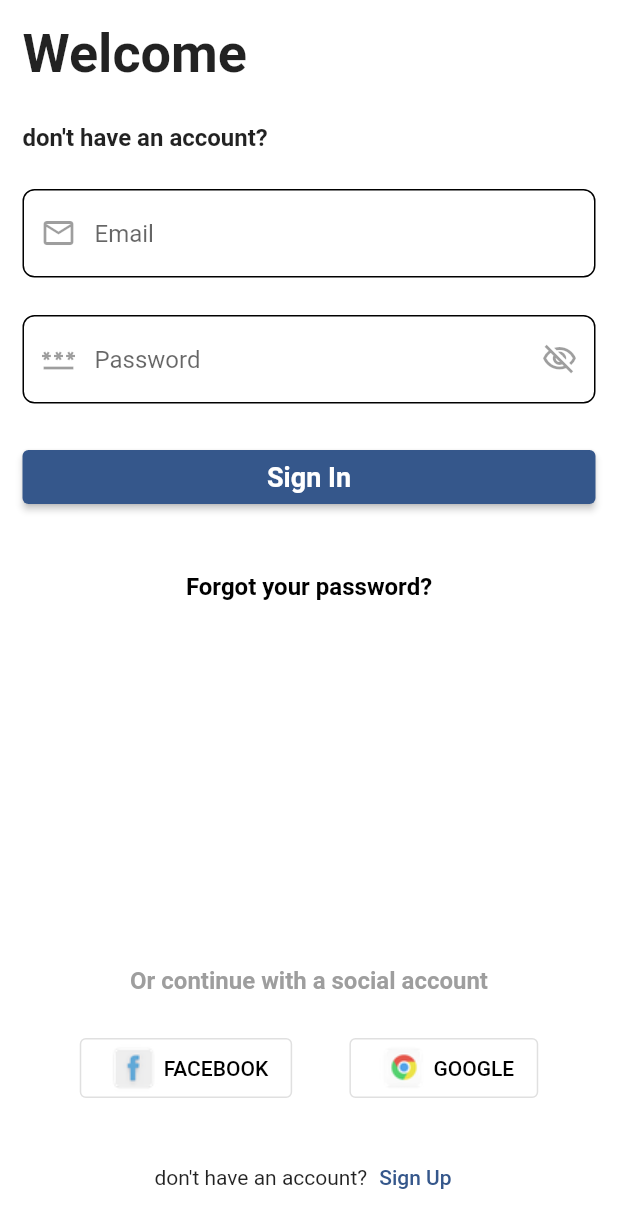
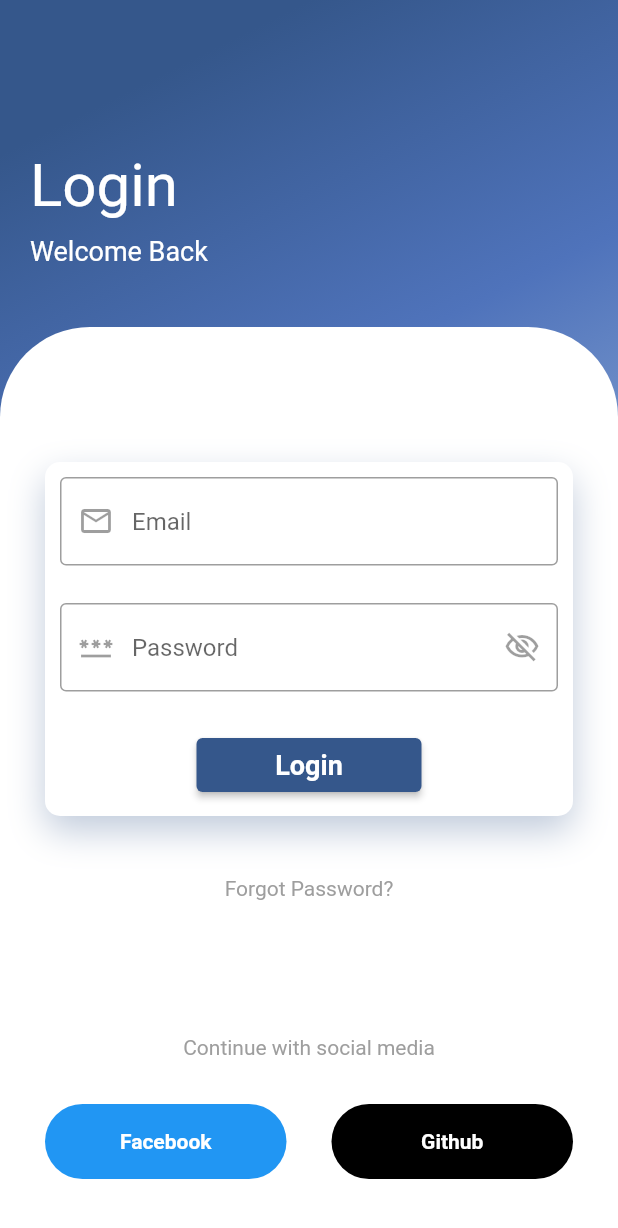
Before and after one commit to iqra487/medapp, a Flutter app: the screen it shows after launch, on a phone screen of 412 x 824 dp. Shown: the top 1228 px of the screen. Run offline on Flutter 3.47's test engine with Material 2 defaults, Android fonts, the phone set to English and light mode, and no system bars; our stand-ins replace cached_network_image, font_awesome_flutter, lorem_ipsum, lottie, simple_animations, table_calendar and 1 more.

Commit message:
login changed

```diff
--- /dev/null
+++ b/myapp/lib/components/FadeAnimation.dart
@@ -0,0 +1,38 @@
+import 'package:flutter/material.dart';
+import 'package:simple_animations/simple_animations.dart';
+
+class FadeAnimation extends StatelessWidget {
+  final double delay;
+  final Widget child;
+
+  FadeAnimation(this.delay, this.child);
+
+  @override
+  Widget build(BuildContext context) {
+    final tween = MovieTween()
+      ..tween('opacity', Tween(begin: 0.0, end: 1.0),
+              duration: const Duration(milliseconds: 500))
+          .thenTween('y', Tween(begin: -30.0, end: 0.0),
+              duration: const Duration(milliseconds: 500),
+              curve: Curves.easeOut);
+
+    // tween = MultiTrackTween([
+    //   Track("opacity").add(Duration(milliseconds: 500), Tween(begin: 0.0, end: 1.0)),
+    //   Track("translateY").add(
+    //     Duration(milliseconds: 500), Tween(begin: -30.0, end: 0.0),
+    //     curve: Curves.easeOut)
+    // ]);
+
+    return PlayAnimationBuilder<Movie>(
+      delay: Duration(milliseconds: (500 * delay).round()),
+      duration: tween.duration,
+      tween: tween,
+      child: child,
+      builder: (context, value, child) => Opacity(
+        opacity: value.get("opacity"),
+        child: Transform.translate(
+            offset: Offset(0, value.get("y")), child: child),
+      ),
+    );
+  }
+}
--- a/myapp/lib/components/button.dart
+++ b/myapp/lib/components/button.dart
@@ -20,8 +20,9 @@ class Button extends StatelessWidget {
       width: width,
       child: ElevatedButton(
           style: ElevatedButton.styleFrom(
-              backgroundColor: Config.primaryColor,
-              foregroundColor: Colors.white),
+            backgroundColor: Config.primaryColor,
+            foregroundColor: Colors.white,
+          ),
           onPressed: disable ? null : onPressed,
           child: Text(
             title,
--- a/myapp/lib/components/login_form.dart
+++ b/myapp/lib/components/login_form.dart
@@ -1,19 +1,63 @@
 import 'package:flutter/material.dart';
 import 'package:myapp/components/button.dart';
 import 'package:myapp/utils/config.dart';
+import 'package:http/http.dart' as http; // Import the http package
+import 'dart:convert';
 
 class LoginForm extends StatefulWidget {
-  const LoginForm({super.key});
+  LoginForm({super.key});
 
   @override
   State<LoginForm> createState() => _LoginFormState();
 }
 
 class _LoginFormState extends State<LoginForm> {
-  final _formKey = GlobalKey();
+  final GlobalKey<FormState> _formKey = GlobalKey<FormState>();
   final _emailController = TextEditingController();
   final _passController = TextEditingController();
   bool obsecurePass = true;
+
+  void _handleLogin() async {
+    if (_formKey.currentState!.validate()) {
+      // Form validation succeeded, proceed with login request
+
+      final String email = _emailController.text;
+      final String password = _passController.text;
+
+      // Replace this URL with your login API endpoint
+      // TODO save hosturl in .env file and get it from there
+      final String loginUrl = 'http://localhost:8000/api/login/';
+
+      final response = await http.post(
+        Uri.parse(loginUrl),
+        headers: {'Content-Type': 'application/json'},
+        body: jsonEncode({'username': email, 'password': password}),
+      );
+
+      if (response.statusCode == 200) {
+        // Login successful, navigate to main screen
+        Navigator.of(context).pushNamed('main');
+      } else {
+        // Login failed, show an error message
+        final responseData = jsonDecode(response.body);
+        final errorMessage = responseData['message'] ?? 'Login failed';
+        showDialog(
+          context: context,
+          builder: (ctx) => AlertDialog(
+            title: Text('Error'),
+            content: Text(errorMessage),
+            actions: [
+              TextButton(
+                onPressed: () => Navigator.of(ctx).pop(),
+                child: Text('OK'),
+              ),
+            ],
+          ),
+        );
+      }
+    }
+  }
+
   @override
   Widget build(BuildContext context) {
     return Form(
@@ -26,6 +70,8 @@ class _LoginFormState extends State<LoginForm> {
               keyboardType: TextInputType.emailAddress,
               cursorColor: Config.primaryColor,
               decoration: const InputDecoration(
+                  enabledBorder: OutlineInputBorder(
+                      borderSide: BorderSide(color: Colors.grey)),
                   hintText: 'Email Address',
                   labelText: 'Email',
                   alignLabelWithHint: true,
@@ -39,6 +85,8 @@ class _LoginFormState extends State<LoginForm> {
               obscureText: true,
               cursorColor: Config.primaryColor,
               decoration: InputDecoration(
+                  enabledBorder: OutlineInputBorder(
+                      borderSide: BorderSide(color: Colors.grey)),
                   hintText: 'Password',
                   labelText: 'Password',
                   alignLabelWithHint: true,
@@ -60,12 +108,13 @@ class _LoginFormState extends State<LoginForm> {
             ),
             Config.spaceSmall,
             Button(
-                width: double.infinity,
-                title: 'Sign In',
-                disable: false,
-                onPressed: () {
-                  Navigator.of(context).pushNamed('main');
-                })
+              title: 'Login',
+              width: 150,
+              disable: false,
+              onPressed: () {
+                Navigator.of(context).pushNamed('main');
+              },
+            )
           ],
         ));
   }
--- a/myapp/lib/main.dart
+++ b/myapp/lib/main.dart
@@ -10,6 +10,7 @@ import 'package:myapp/utils/main_layout.dart';
 
 void main() {
   runApp(const MyApp());
+  // MaterialApp(home: LoginPage(),);
 }
 
 class MyApp extends StatelessWidget {
@@ -47,7 +48,7 @@ class MyApp extends StatelessWidget {
       ),
       initialRoute: '/',
       routes: {
-        '/': (context) => AuthPage(),
+        '/': (context) => LoginPage(),
         'main': (context) => MainLayout(),
         'doc_details': (context) => DoctorDetails(),
         'booking_page': (context) => BookingPage(),
--- a/myapp/lib/screens/auth_page.dart
+++ b/myapp/lib/screens/auth_page.dart
@@ -4,105 +4,180 @@ import 'package:myapp/components/login_form.dart';
 import 'package:myapp/components/sign_up_form.dart';
 import 'package:myapp/components/social_button.dart';
 import 'package:myapp/utils/config.dart';
+
+import 'package:simple_animations/simple_animations.dart';
 import 'package:myapp/utils/text.dart';
-// import 'package:velocity_x/velocity_x.dart';
 
-class AuthPage extends StatefulWidget {
-  const AuthPage({super.key});
+import '../components/FadeAnimation.dart';
 
-  @override
-  State<AuthPage> createState() => _AuthPageState();
-}
-
-class _AuthPageState extends State<AuthPage> {
-  //if user already has an account or not
-  bool isSignIn = true;
+class LoginPage extends StatelessWidget {
+  const LoginPage({super.key});
 
   @override
   Widget build(BuildContext context) {
     return Scaffold(
-      body: Padding(
-        padding: const EdgeInsets.symmetric(horizontal: 15, vertical: 15),
-        child: SafeArea(
+      body: Container(
+        decoration: BoxDecoration(
+            gradient: LinearGradient(begin: Alignment.topCenter, colors: [
+          Color.fromARGB(255, 53, 87, 139),
+          Color.fromARGB(255, 79, 115, 187),
+          Color.fromARGB(255, 143, 171, 213),
+        ])),
         child: Column(
-          mainAxisAlignment: MainAxisAlignment.start,
           crossAxisAlignment: CrossAxisAlignment.start,
           children: <Widget>[
+            SizedBox(
+              height: 80,
+            ),
+            Padding(
+              padding: EdgeInsets.all(20),
+              child: Column(
+                crossAxisAlignment: CrossAxisAlignment.start,
+                children: <Widget>[
+                  FadeAnimation(
+                      1,
                       Text(
-              AppText.enText['welcome_text']!,
-              style: TextStyle(fontSize: 36, fontWeight: FontWeight.bold),
+                        "Login",
+                        style: TextStyle(color: Colors.white, fontSize: 40),
+                      )),
+                  SizedBox(
+                    height: 10,
                   ),
-            Config.spaceSmall,
+                  FadeAnimation(
+                      1.3,
+                      const Text(
+                        "Welcome Back",
+                        style: TextStyle(color: Colors.white, fontSize: 18),
+                      )),
+                ],
+              ),
+            ),
+            const SizedBox(height: 20),
+            Expanded(
+              child: Container(
+                decoration: const BoxDecoration(
+                    color: Colors.white,
+                    borderRadius: BorderRadius.only(
+                        topLeft: Radius.circular(60),
+                        topRight: Radius.circular(60))),
+                child: SingleChildScrollView(
+                  child: Padding(
+                    padding: EdgeInsets.all(30),
+                    child: Column(
+                      children: <Widget>[
+                        const SizedBox(
+                          height: 60,
+                        ),
+                        FadeAnimation(
+                            1.4,
+                            Container(
+                              padding: const EdgeInsets.all(10),
+                              width: MediaQuery.of(context).size.width * 1,
+                              decoration: BoxDecoration(
+                                  color: Colors.white,
+                                  borderRadius: BorderRadius.circular(10),
+                                  boxShadow: const [
+                                    BoxShadow(
+                                        color: Color.fromARGB(79, 53, 87, 139),
+                                        blurRadius: 20,
+                                        offset: Offset(0, 10))
+                                  ]),
+                              child: Column(
+                                children: <Widget>[LoginForm()],
+                              ),
+                            )),
+                        SizedBox(
+                          height: 40,
+                        ),
+                        FadeAnimation(
+                            1.5,
                             Text(
-              //if user has an account then sign up text would show else register
-              isSignIn
-                  ? AppText.enText['signUp_text']!
-                  : AppText.enText['register_text']!,
-              style: TextStyle(fontSize: 16, fontWeight: FontWeight.bold),
+                              "Forgot Password?",
+                              style: TextStyle(color: Colors.grey),
+                            )),
+                        SizedBox(
+                          height: 40,
                         ),
-            // Center(
-            //   child: Image.asset(
-            //     "images/welcome.png",
-            //     height: 100,
-            //     width: 50,
-            //     fit: BoxFit.cover,
-            //   ),
-            // ),
-            Config.spaceSmall,
-            //if user has an account then login form would show up else sign up
-            isSignIn ? LoginForm() : SignUpForm(),
-            Config.spaceSmall,
-            isSignIn
-                ? Center(
-                    child: TextButton(
-                        onPressed: () {},
+                        // FadeAnimation(
+                        //     1.6,
+                        //     Container(
+                        //       height: 50,
+                        //       margin: EdgeInsets.symmetric(horizontal: 50),
+                        //       decoration: BoxDecoration(
+                        //           borderRadius: BorderRadius.circular(50),
+                        //           color: Config.primaryColor),
+                        //       child: Center(
+                        //         child: Text(
+                        //           "Login",
+                        //           style: TextStyle(
+                        //               color: Colors.white,
+                        //               fontWeight: FontWeight.bold),
+                        //         ),
+                        //       ),
+                        //     )),
+                        SizedBox(
+                          height: 50,
+                        ),
+                        FadeAnimation(
+                            1.7,
+                            Text(
+                              "Continue with social media",
+                              style: TextStyle(color: Colors.grey),
+                            )),
+                        SizedBox(
+                          height: 30,
+                        ),
+                        Row(
+                          children: <Widget>[
+                            Expanded(
+                              child: FadeAnimation(
+                                  1.8,
+                                  Container(
+                                    height: 50,
+                                    decoration: BoxDecoration(
+                                        borderRadius: BorderRadius.circular(50),
+                                        color: Colors.blue),
+                                    child: Center(
                                       child: Text(
-                          AppText.enText['forgot-password']!,
-                          style: const TextStyle(
-                              fontSize: 16,
-                              fontWeight: FontWeight.bold,
+                                        "Facebook",
+                                        style: TextStyle(
+                                            color: Colors.white,
+                                            fontWeight: FontWeight.bold),
+                                      ),
+                                    ),
+                                  )),
+                            ),
+                            SizedBox(
+                              width: 30,
+                            ),
+                            Expanded(
+                              child: FadeAnimation(
+                                  1.9,
+                                  Container(
+                                    height: 50,
+                                    decoration: BoxDecoration(
+                                        borderRadius: BorderRadius.circular(50),
                                         color: Colors.black),
+                                    child: Center(
+                                      child: Text(
+                                        "Github",
+                                        style: TextStyle(
+                                            color: Colors.white,
+                                            fontWeight: FontWeight.bold),
+                                      ),
+                                    ),
                                   )),
                             )
-                : Container(),
-            const Spacer(),
-            //for login thru social media(google/facebook)
-            Center(
-              child: Text(
-                AppText.enText['social-login']!,
-                style: TextStyle(
-                    fontSize: 16,
-                    fontWeight: FontWeight.bold,
-                    color: Colors.grey),
-              ),
-            ),
-            Config.spaceSmall,
-            Row(
-              mainAxisAlignment: MainAxisAlignment.spaceEvenly,
-              children: [
-                SocialButton(social: 'facebook'),
-                SocialButton(social: 'google')
-              ],
-            ),
-            Config.spaceSmall,
-            Row(
-              mainAxisAlignment: MainAxisAlignment.center,
-              children: [
-                //sign up or sign in option
-                Text(isSignIn
-                    ? AppText.enText['signUp_text']!
-                    : AppText.enText['registered_text']!),
-                TextButton(
-                    onPressed: () {
-                      setState(() {
-                        isSignIn = !isSignIn;
-                      });
-                    },
-                    child: Text(isSignIn ? 'Sign Up' : 'Sign In'))
                           ],
                         )
                       ],
-        )),
+                    ),
+                  ),
+                ),
+              ),
+            )
+          ],
+        ),
       ),
     );
   }
--- a/myapp/pubspec.yaml
+++ b/myapp/pubspec.yaml
@@ -40,6 +40,7 @@ dependencies:
   lorem_ipsum: ^0.0.3
   flutter_bloc: ^7.0.0 # For state management (Optional)
   cached_network_image: ^3.0.0 # For loading images from a URL
+  simple_animations: ^5.0.2
 
   # The following adds the Cupertino Icons font to your application.
   # Use with the CupertinoIcons class for iOS style icons.
```
Also changed, not shown: myapp/pubspec.lock. Lines whose indentation alone changed are shown as unchanged.
